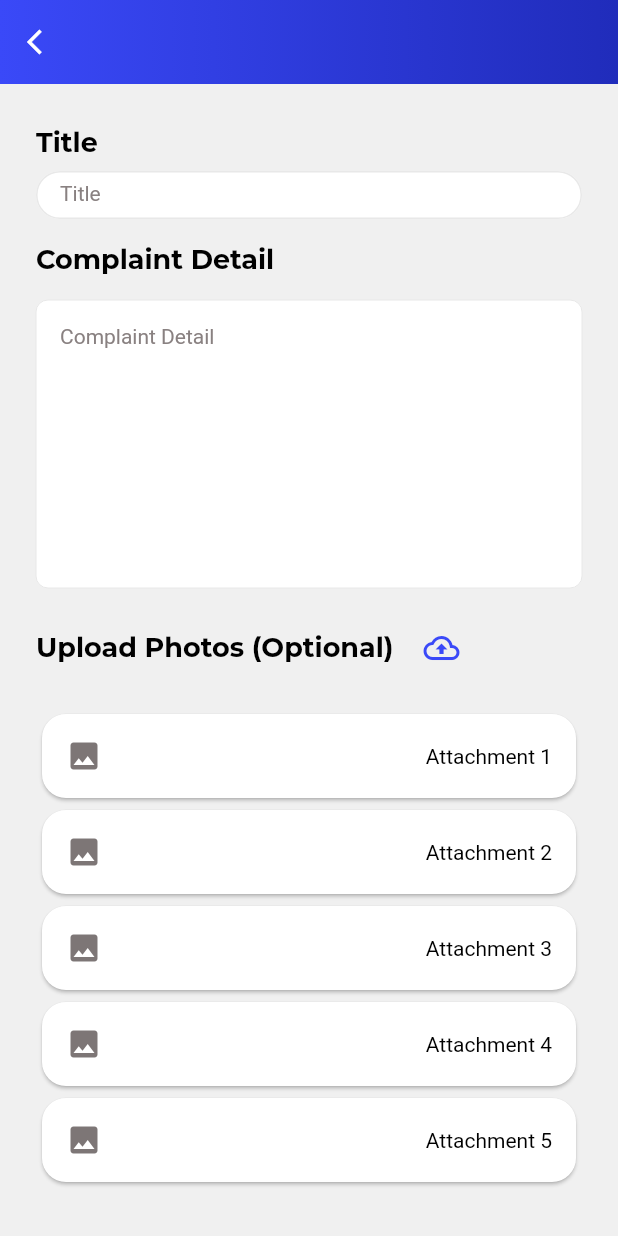
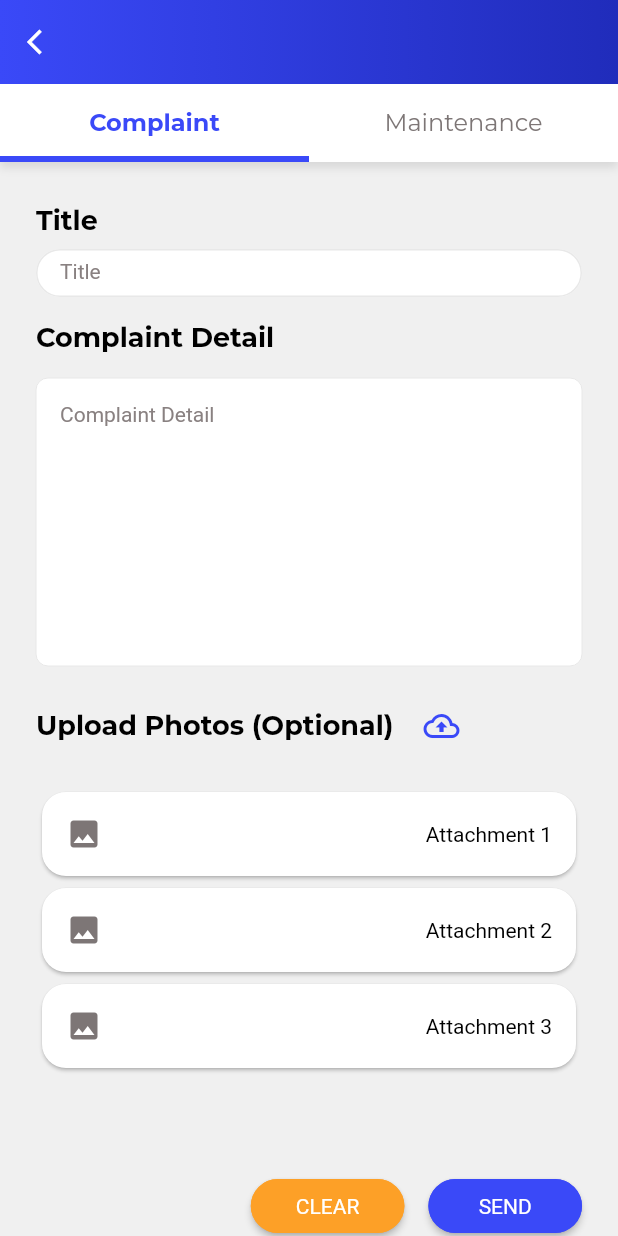
Before and after one commit to boy-warakorn/rmp-flutter, a Flutter app: the ContactFormScreen screen opened by its route, after a tap on the "cloud upload" icon, on a phone screen of 412 x 824 dp. Run offline on Flutter 3.47's test engine with Material 2 defaults, Android fonts, the light colour scheme and no system bars; our stand-ins replace carousel_slider, dio, firebase_core, firebase_storage, flutter_datetime_picker, flutter_hooks and 5 more; accounts and stored records are empty.

Commit message:
[UPDATE] can send report using types

```diff
--- a/lib/repositories/report_repository.dart
+++ b/lib/repositories/report_repository.dart
@@ -20,11 +20,15 @@ class CreateReportDto {
   final String title;
   final String detail;
   final List<String> imgList;
+  final String type;
+  final List<String> dayList;
 
   CreateReportDto({
     required this.detail,
     required this.title,
     required this.imgList,
+    required this.type,
+    required this.dayList,
   });
 }
 
@@ -49,18 +53,16 @@ class ReportRepository implements BaseReportRepository {
     try {
       final prefs = await SharedPreferences.getInstance();
       final token = prefs.getString('token');
-      final result = await dio.get(
-        getReportsResidentUrl,
+      final result = await dio.get(getReportsResidentUrl,
           options: Options(
             headers: {
               'Authorization': 'Bearer $token',
             },
           ),
           queryParameters: {
-          'status' : status,
-          'type' : type,
-        }
-      );
+            'status': status,
+            'type': type,
+          });
       return ReportsModel.fromJson(result);
     } on DioError catch (_) {
       throw HttpException("Get Reports By Resident Failed");
@@ -97,6 +99,8 @@ class ReportRepository implements BaseReportRepository {
           "title": createReportDto.title,
           "detail": createReportDto.detail,
           "imgList": createReportDto.imgList,
+          "dayList": createReportDto.dayList,
+          "type": createReportDto.type,
         },
         options: Options(
           headers: {
--- a/lib/screens/residents/contact-support/contact_form_screen.dart
+++ b/lib/screens/residents/contact-support/contact_form_screen.dart
@@ -7,6 +7,7 @@ import 'package:image_picker/image_picker.dart';
 import 'package:path/path.dart';
 import 'package:rmp_flutter/configs/colors.dart';
 import 'package:rmp_flutter/configs/constants.dart';
+import 'package:rmp_flutter/configs/week_days.dart';
 import 'package:rmp_flutter/repositories/report_repository.dart';
 import 'package:rmp_flutter/screens/residents/contact-support/contact_result_screen.dart';
 import 'package:rmp_flutter/widgets/forms/form_text_area.dart';
@@ -19,6 +20,13 @@ import 'package:rmp_flutter/widgets/interactions/week_day_checkbox.dart';
 import 'package:rmp_flutter/widgets/interactions/week_day_selector.dart';
 import 'package:rmp_flutter/widgets/navigations/back_app_bar.dart';
 
+// complaint / maintenance
+
+const _typeKeys = [
+  "complaint",
+  "maintenance",
+];
+
 const _tabs = [
   "Complaint",
   "Maintenance",
@@ -28,8 +36,6 @@ const _dummyUrl = [
   "https://www.ikea.com/th/en/images/products/djungelskog-soft-toy-panda__0877971_pe662366_s5.jpg?f=xl",
   "https://upload.wikimedia.org/wikipedia/commons/thumb/0/0f/Grosser_Panda.JPG/330px-Grosser_Panda.JPG",
   "https://files.worldwildlife.org/wwfcmsprod/images/Panda_in_Tree/hero_small/99i33zyc0l_Large_WW170579.jpg",
-  "https://upload.wikimedia.org/wikipedia/commons/thumb/c/cd/Panda_Cub_from_Wolong%2C_Sichuan%2C_China.JPG/800px-Panda_Cub_from_Wolong%2C_Sichuan%2C_China.JPG",
-  "https://images.theconversation.com/files/430483/original/file-20211105-9897-18ahqx2.jpg?ixlib=rb-1.1.0&q=45&auto=format&w=1200&h=1200.0&fit=crop",
 ];
 
 class ContactFormScreen extends HookWidget {
@@ -53,7 +59,7 @@ class ContactFormScreen extends HookWidget {
 
     final _isLoading = useState(false);
     final List<String> _listOfUrl = [];
-    final List<XFile> _files = [];
+    List<XFile> _files = [];
 
     void selectDay(WeekDay day) {
       List<WeekDay> tmp = [];
@@ -75,7 +81,9 @@ class ContactFormScreen extends HookWidget {
         crossAxisAlignment: CrossAxisAlignment.start,
         children: [
           CustomText.sectionHeaderBlack(
-              "Day available for appointment", context),
+            "Day available for appointment",
+            context,
+          ),
           kSizedBoxVerticalS,
           if (_tabIndex.value == 1)
             WeekDaySelector(
@@ -91,14 +99,49 @@ class ContactFormScreen extends HookWidget {
       final ImagePicker _picker = ImagePicker();
       final List<XFile>? pickedFileList = await _picker.pickMultiImage();
       try {
-        if (pickedFileList!.isNotEmpty) {
-          for (int i = 0; i < pickedFileList.length; i++) {
-            _files.add(pickedFileList[i]);
+        if (pickedFileList != null) {
+          _files = pickedFileList;
         }
-        }
+        print(_files);
       } catch (e) {
         print(e.toString());
       }
+    }
+
+    Future<void> sendReport() async {
+      if (_title.text.isEmpty || _detail.text.isEmpty && _files.isEmpty) {
+        return;
+      }
+      try {
+        _isLoading.value = true;
+        for (int i = 0; i < _files.length; i++) {
+          final _fileName = basename(_files[i].path);
+          final storageRef =
+              FirebaseStorage.instance.ref().child('evidences/$_fileName');
+          await storageRef.putFile(File(_files[i].path));
+          final url = await storageRef.getDownloadURL();
+          _listOfUrl.add(url.toString());
+        }
+
+        var _dayStrings = <String>[];
+        for (WeekDay day in _selectedDays.value) {
+          _dayStrings.add(dayName[day]!);
+        }
+
+        await ReportRepository().createReport(
+          CreateReportDto(
+            detail: _detail.text,
+            title: _title.text,
+            imgList: _listOfUrl,
+            type: _typeKeys[_tabIndex.value],
+            dayList: _tabIndex.value == 0 ? [] : _dayStrings,
+          ),
+        );
+        _isLoading.value = false;
+      } catch (_) {
+        print("Failed to send report");
+      }
+      Navigator.of(context).pushNamed(ContactResultScreen.routeName);
     }
 
     return Scaffold(
@@ -110,7 +153,17 @@ class ContactFormScreen extends HookWidget {
           ? Center(
               child: CircularProgressIndicator(),
             )
-          : SingleChildScrollView(
+          : Column(
+              children: [
+                TextTab(
+                  selectedIndex: _tabIndex.value,
+                  labels: _tabs,
+                  onSelect: (i) {
+                    _tabIndex.value = i;
+                  },
+                ),
+                Expanded(
+                  child: SingleChildScrollView(
                     child: Container(
                       padding: EdgeInsets.only(
                         left: kSizeS * 1.5,
@@ -175,35 +228,7 @@ class ContactFormScreen extends HookWidget {
                                 width: kSizeXL / 1.25,
                                 child: CustomButton(
                                   text: "SEND",
-                            onPressed: () async {
-                              if (_title.text.isEmpty ||
-                                  _detail.text.isEmpty && _files.isEmpty) {
-                                return;
-                              }
-                              try {
-                                _isLoading.value = true;
-                                for (int i = 0; i < _files.length; i++) {
-                                  final _fileName = basename(_files[i].path);
-                                  final storageRef = FirebaseStorage.instance
-                                      .ref()
-                                      .child('evidences/$_fileName');
-                                  await storageRef
-                                      .putFile(File(_files[i].path));
-                                  final url = await storageRef.getDownloadURL();
-                                  _listOfUrl.add(url.toString());
-                                }
-                                await ReportRepository().createReport(
-                                  CreateReportDto(
-                                    detail: _detail.text,
-                                    title: _title.text,
-                                    imgList: _listOfUrl,
-                                  ),
-                                );
-                                _isLoading.value = false;
-                              } catch (_) {}
-                              Navigator.of(context)
-                                  .pushNamed(ContactResultScreen.routeName);
-                            },
+                                  onPressed: sendReport,
                                 ),
                               ),
                             ],
@@ -213,6 +238,9 @@ class ContactFormScreen extends HookWidget {
                       ),
                     ),
                   ),
+                ),
+              ],
+            ),
     );
   }
 }
```
Lines whose indentation alone changed are shown as unchanged.
